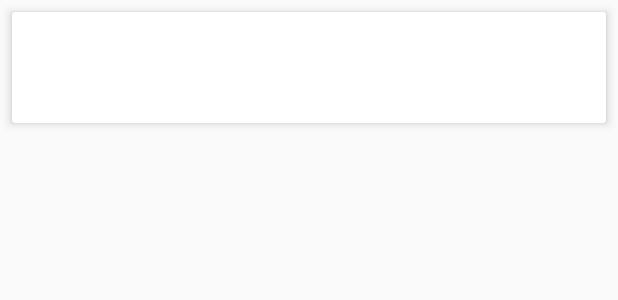
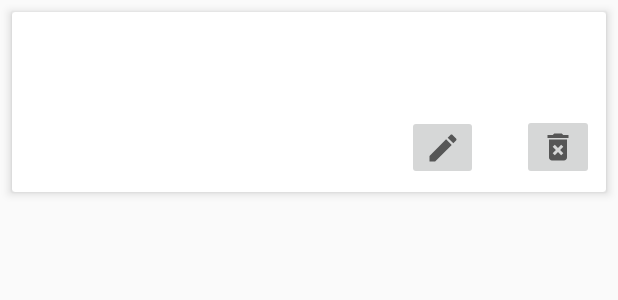
Before and after one commit to rbkrebs/MarketList, an Android app: the layout adapter_card.xml on its own in the app's theme, with its tools: preview values and no code run, on a phone screen of 412 x 824 dp. Shown: the top 300 px of the screen. Run offline under Robolectric (Android 15) with nearby library versions, the phone set to English and light mode, and no system bars.

Commit message:
cria card com botões e card basic

```diff
--- /dev/null
+++ b/src/main/res/drawable/ic_baseline_delete_forever_24.xml
@@ -0,0 +1,10 @@
+<vector xmlns:android="http://schemas.android.com/apk/res/android"
+    android:width="24dp"
+    android:height="24dp"
+    android:viewportWidth="24"
+    android:viewportHeight="24"
+    android:tint="?attr/colorControlNormal">
+  <path
+      android:fillColor="@android:color/white"
+      android:pathData="M6,19c0,1.1 0.9,2 2,2h8c1.1,0 2,-0.9 2,-2L18,7L6,7v12zM8.46,11.88l1.41,-1.41L12,12.59l2.12,-2.12 1.41,1.41L13.41,14l2.12,2.12 -1.41,1.41L12,15.41l-2.12,2.12 -1.41,-1.41L10.59,14l-2.13,-2.12zM15.5,4l-1,-1h-5l-1,1L5,4v2h14L19,4z"/>
+</vector>
--- /dev/null
+++ b/src/main/res/drawable/ic_baseline_edit_24.xml
@@ -0,0 +1,10 @@
+<vector xmlns:android="http://schemas.android.com/apk/res/android"
+    android:width="24dp"
+    android:height="24dp"
+    android:viewportWidth="24"
+    android:viewportHeight="24"
+    android:tint="?attr/colorControlNormal">
+  <path
+      android:fillColor="@android:color/white"
+      android:pathData="M3,17.25V21h3.75L17.81,9.94l-3.75,-3.75L3,17.25zM20.71,7.04c0.39,-0.39 0.39,-1.02 0,-1.41l-2.34,-2.34c-0.39,-0.39 -1.02,-0.39 -1.41,0l-1.83,1.83 3.75,3.75 1.83,-1.83z"/>
+</vector>
--- a/src/main/res/layout/adapter_card.xml
+++ b/src/main/res/layout/adapter_card.xml
@@ -2,46 +2,80 @@
 <androidx.cardview.widget.CardView
     xmlns:android="http://schemas.android.com/apk/res/android"
     xmlns:app="http://schemas.android.com/apk/res-auto"
+    xmlns:tools="http://schemas.android.com/tools"
     android:layout_width="match_parent"
     android:layout_height="wrap_content"
     android:layout_margin="8dp"
     app:cardElevation="4dp">
-    <LinearLayout
+
+    <androidx.constraintlayout.widget.ConstraintLayout
         android:layout_width="match_parent"
-        android:layout_height="wrap_content"
+        android:layout_height="match_parent"
         android:orientation="vertical"
         android:padding="8dp">
 
 
-
-        <ImageView
-            android:id="@+id/imageItem"
-            android:layout_width="match_parent"
-            android:layout_height="wrap_content"/>
         <TextView
             android:id="@+id/nome_produto"
             android:layout_width="match_parent"
             android:layout_height="wrap_content"
-           />
+            app:layout_constraintBottom_toBottomOf="parent"
+            app:layout_constraintEnd_toEndOf="parent"
+            app:layout_constraintHorizontal_bias="0.562"
+            app:layout_constraintStart_toStartOf="parent"
+            app:layout_constraintTop_toTopOf="parent"
+            app:layout_constraintVertical_bias="0.0" />
+
         <TextView
             android:id="@+id/quantidade"
             android:layout_width="match_parent"
             android:layout_height="wrap_content"
-           />
+            android:layout_marginTop="15dp"
+            app:layout_constraintBottom_toBottomOf="parent"
+            app:layout_constraintEnd_toEndOf="parent"
+            app:layout_constraintHorizontal_bias="0.0"
+            app:layout_constraintStart_toStartOf="parent"
+            app:layout_constraintTop_toTopOf="parent"
+            app:layout_constraintVertical_bias="0.296" />
+
         <TextView
             android:id="@+id/observacao"
-            android:layout_width="match_parent"
+            android:layout_width="150dp"
             android:layout_height="wrap_content"
-           />
-    </LinearLayout>
+            android:layout_marginTop="7dp"
+            android:gravity="bottom"
+            app:layout_constraintBottom_toBottomOf="parent"
+            app:layout_constraintEnd_toEndOf="parent"
+            app:layout_constraintHorizontal_bias="0.0"
+            app:layout_constraintStart_toStartOf="parent"
+            app:layout_constraintTop_toBottomOf="@+id/quantidade"
+            app:layout_constraintVertical_bias="0.0" />
 
+        <ImageButton
+            android:id="@+id/btn_delete"
+            android:layout_width="wrap_content"
+            android:layout_height="wrap_content"
+            android:layout_marginTop="60dp"
+            android:src="@drawable/ic_baseline_delete_forever_24"
+            app:layout_constraintBottom_toBottomOf="parent"
+            app:layout_constraintEnd_toEndOf="parent"
+            app:layout_constraintHorizontal_bias="1.0"
+            app:layout_constraintStart_toStartOf="parent"
+            app:layout_constraintTop_toTopOf="parent"
+            app:layout_constraintVertical_bias="1.0" />
 
-
-
-
-
-
-
+        <ImageButton
+            android:id="@+id/btn_altera"
+            android:layout_width="47dp"
+            android:layout_height="43dp"
+            android:src="@drawable/ic_baseline_edit_24"
+            app:layout_constraintBottom_toBottomOf="parent"
+            app:layout_constraintEnd_toEndOf="parent"
+            app:layout_constraintHorizontal_bias="0.767"
+            app:layout_constraintStart_toStartOf="parent"
+            app:layout_constraintTop_toTopOf="parent"
+            app:layout_constraintVertical_bias="1.0" />
+    </androidx.constraintlayout.widget.ConstraintLayout>
 
 
 </androidx.cardview.widget.CardView>
```
Also changed, not shown: src/main/java/com/example/marketlist/listener/RecyclerItemClickListener.java (added, +64 -0 lines), src/main/res/layout/activity_lista_sugerida.xml (+7 -7 lines), src/main/res/layout/adapter_card_basic.xml (added, +40 -0 lines).
